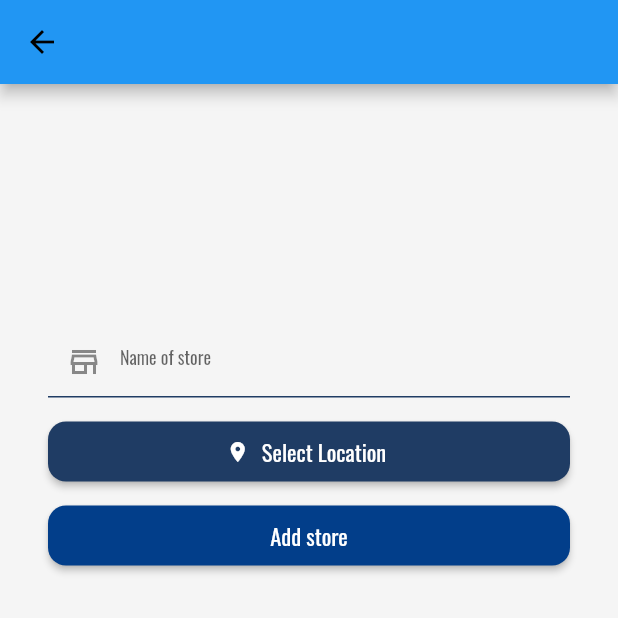
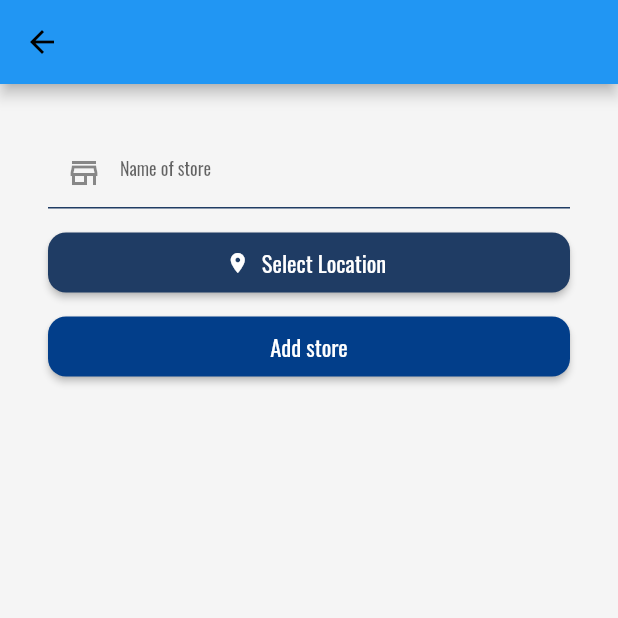
Before and after one commit to dmitnik/flutterflow, a Flutter app: the MyStoresWidget screen opened directly, on a phone screen of 412 x 824 dp, the top half of it. Run offline on Flutter 3.47's test engine with Material 2 defaults, Android fonts, the phone set to English and light mode, and no system bars; drawn by our look-alikes of auto_size_text; our stand-ins replace built_collection, built_value, cloud_firestore, easy_debounce, firebase_auth, firebase_core and 16 more; missing offline and left inert: flutter_barcode_scanner, flutter_google_places, google_api_headers, google_maps_webservice, json_path, mime_type; accounts and stored records are empty; generated files the repository leaves out were written again.

Commit message:
Updating to latest FlutterFlow output.

```diff
--- a/lib/my_stores/my_stores_widget.dart
+++ b/lib/my_stores/my_stores_widget.dart
@@ -50,13 +50,17 @@ class _MyStoresWidgetState extends State<MyStoresWidget> {
             mainAxisSize: MainAxisSize.max,
             mainAxisAlignment: MainAxisAlignment.center,
             children: [
+              Expanded(
+                child: ListView(
+                  padding: EdgeInsets.zero,
+                  scrollDirection: Axis.vertical,
+                  children: [
                     AuthUserStreamWidget(
                       child: Text(
                         currentUserDisplayName,
                         style: FlutterFlowTheme.of(context).title1,
                       ),
                     ),
-              Spacer(flex: 2),
                     Padding(
                       padding: EdgeInsetsDirectional.fromSTEB(32, 8, 32, 8),
                       child: TextFormField(
@@ -118,7 +122,8 @@ class _MyStoresWidgetState extends State<MyStoresWidget> {
                             'AIzaSyBTdqV2OX-r25v3q-LBXz_Qij1IDGxcojg',
                         webGoogleMapsApiKey:
                             'AIzaSyB9o0JFAWH7eU4-G8ULNKE82dIrwQg8H9k',
-                  onSelect: (place) => setState(() => placePickerValue = place),
+                        onSelect: (place) =>
+                            setState(() => placePickerValue = place),
                         defaultText: 'Select Location',
                         icon: Icon(
                           Icons.place,
@@ -129,7 +134,8 @@ class _MyStoresWidgetState extends State<MyStoresWidget> {
                           width: double.infinity,
                           height: 40,
                           color: FlutterFlowTheme.of(context).primaryColor,
-                    textStyle: FlutterFlowTheme.of(context).subtitle2.override(
+                          textStyle:
+                              FlutterFlowTheme.of(context).subtitle2.override(
                                     fontFamily: 'Oswald',
                                     color: Colors.white,
                                   ),
@@ -151,14 +157,17 @@ class _MyStoresWidgetState extends State<MyStoresWidget> {
                             storeName: textController.text,
                             storeOwner: currentUserReference,
                           );
-                    await StoresRecord.collection.doc().set(storesCreateData);
+                          await StoresRecord.collection
+                              .doc()
+                              .set(storesCreateData);
                         },
                         text: 'Add store',
                         options: FFButtonOptions(
                           width: double.infinity,
                           height: 40,
                           color: FlutterFlowTheme.of(context).linksbuttons,
-                    textStyle: FlutterFlowTheme.of(context).subtitle2.override(
+                          textStyle:
+                              FlutterFlowTheme.of(context).subtitle2.override(
                                     fontFamily: 'Oswald',
                                     color: Colors.white,
                                   ),
@@ -170,7 +179,9 @@ class _MyStoresWidgetState extends State<MyStoresWidget> {
                         ),
                       ),
                     ),
-              Spacer(flex: 2),
+                  ],
+                ),
+              ),
               Container(
                 width: double.infinity,
                 height: 250,
@@ -244,7 +255,6 @@ class _MyStoresWidgetState extends State<MyStoresWidget> {
                   ),
                 ),
               ),
-              Spacer(),
             ],
           ),
         ),
```
Lines whose indentation alone changed are shown as unchanged.
